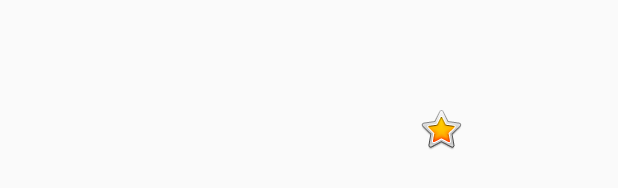
After one commit to j991132/echo, an Android app: the layout buzzerdialog.xml on its own in the app's theme, with its tools: preview values and no code run, on a phone screen of 412 x 824 dp. The commit adds this screen. Shown: the part 666-854 px from the top of the screen. Run offline under Robolectric (Android 15) with nearby library versions, the phone set to English and light mode, and no system bars.

```diff
--- /dev/null
+++ b/app/src/main/res/layout/buzzerdialog.xml
@@ -0,0 +1,19 @@
+<?xml version="1.0" encoding="utf-8"?>
+<LinearLayout xmlns:android="http://schemas.android.com/apk/res/android"
+    xmlns:app="http://schemas.android.com/apk/res-auto"
+    android:orientation="vertical"
+    android:layout_width="match_parent"
+    android:layout_height="match_parent">
+
+    <ImageButton
+        android:id="@+id/buzzerbtn"
+        android:layout_width="match_parent"
+        android:layout_height="match_parent"
+        android:layout_marginLeft="176dp"
+        android:layout_marginTop="236dp"
+        android:background="@android:color/transparent"
+        app:layout_constraintLeft_toLeftOf="parent"
+        app:layout_constraintTop_toTopOf="parent"
+        app:srcCompat="@android:drawable/btn_star_big_on" />
+
+</LinearLayout>
--- a/build.gradle
+++ b/build.gradle
@@ -7,7 +7,7 @@ buildscript {
         jcenter()
     }
     dependencies {
-        classpath 'com.android.tools.build:gradle:3.1.2'
+        classpath 'com.android.tools.build:gradle:3.1.3'
 
 
         // NOTE: Do not place your application dependencies here; they belong
```
Also changed, not shown: app/src/main/java/com/example/pjw/quzzer/MainActivity.java (+56 -8 lines), app/src/main/java/com/example/pjw/quzzer/subActivity.java (+7 -0 lines), lib/src/main/java/com/example/pjw/lib/buzzerSever.java (+83 -10 lines).
